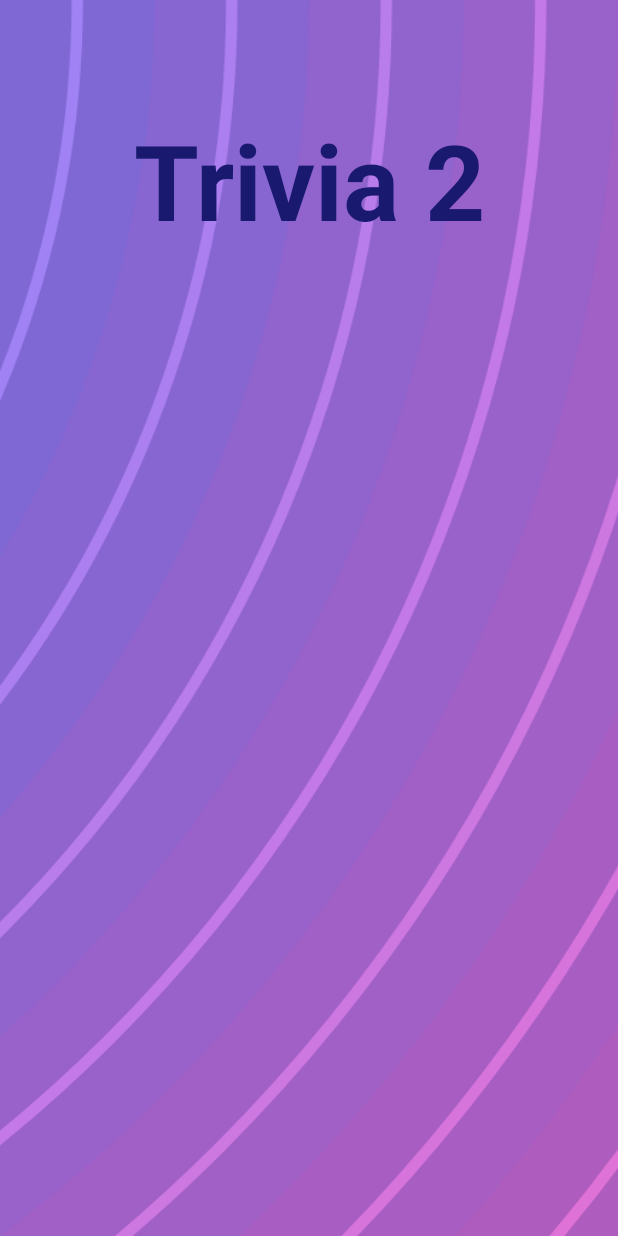
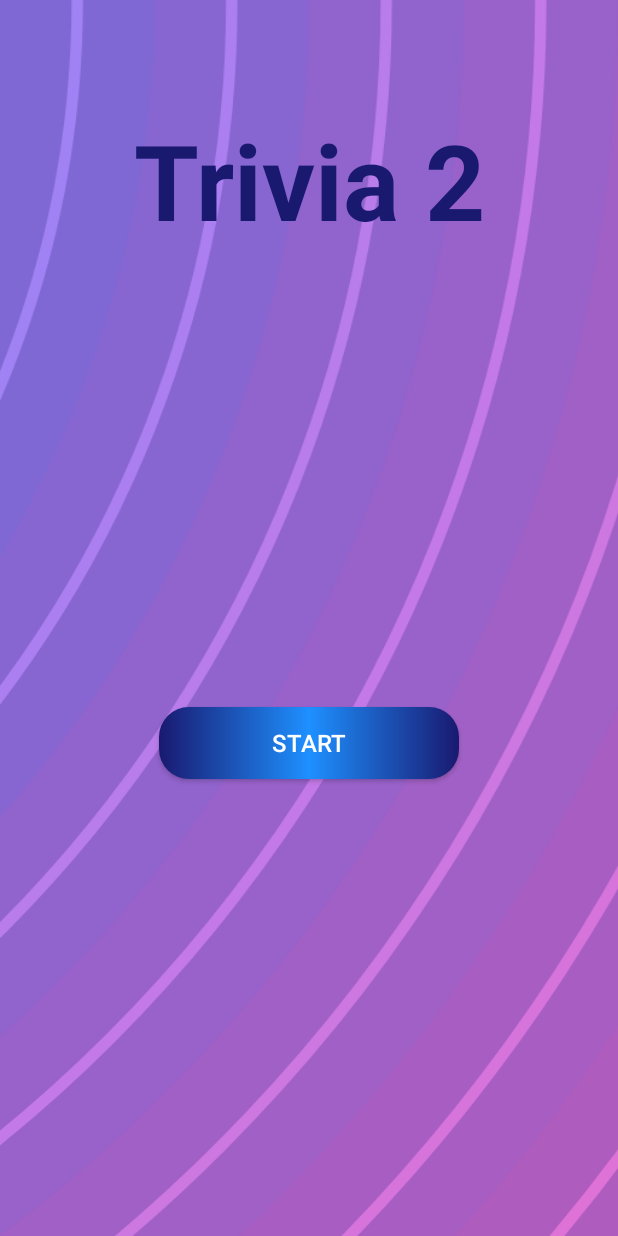
Before and after one commit to khaledhesham2023/Trivia2App, an Android app: the layout fragment_home.xml on its own in the app's theme, with its tools: preview values and no code run, on a phone screen of 412 x 824 dp. Run offline under Robolectric (Android 15) with nearby library versions, the phone set to English and light mode, and no system bars; Roboto replaces fonts that are not available here.

Commit message:
start screen

```diff
--- /dev/null
+++ b/app/src/main/res/drawable/bg_btn.xml
@@ -0,0 +1,8 @@
+<?xml version="1.0" encoding="utf-8"?>
+<shape xmlns:android="http://schemas.android.com/apk/res/android">
+    <gradient
+        android:centerColor="@color/bright_blue"
+        android:endColor="@color/deep_blue"
+        android:startColor="@color/deep_blue" />
+    <corners android:radius="@dimen/dimen_20dp" />
+</shape>
--- a/app/src/main/res/layout/fragment_home.xml
+++ b/app/src/main/res/layout/fragment_home.xml
@@ -38,5 +38,18 @@
             app:layout_constraintStart_toStartOf="parent"
             app:layout_constraintEnd_toEndOf="parent"
             app:layout_constraintBottom_toBottomOf="parent"/>
+
+        <androidx.appcompat.widget.AppCompatButton
+            android:layout_width="@dimen/dimen_200dp"
+            android:layout_height="wrap_content"
+            android:id="@+id/startBtn"
+            app:layout_constraintStart_toStartOf="parent"
+            app:layout_constraintEnd_toEndOf="parent"
+            app:layout_constraintTop_toBottomOf="@id/title"
+            app:layout_constraintBottom_toBottomOf="parent"
+            android:text="@string/start"
+            android:textColor="@color/white"
+            android:textSize="@dimen/text_size_16sp"
+            android:background="@drawable/bg_btn"/>
     </androidx.constraintlayout.widget.ConstraintLayout>
 </layout>
--- a/app/src/main/res/navigation/navigation.xml
+++ b/app/src/main/res/navigation/navigation.xml
@@ -21,7 +21,6 @@
             app:enterAnim="@android:anim/fade_in"
             app:exitAnim="@android:anim/fade_out"
             app:popEnterAnim="@android:anim/fade_in"
-            app:popExitAnim="@android:anim/fade_out"
-            app:popUpToInclusive="true" />
+            app:popExitAnim="@android:anim/fade_out" />
     </fragment>
 </navigation>
--- a/app/src/main/res/values/dimens.xml
+++ b/app/src/main/res/values/dimens.xml
@@ -3,4 +3,8 @@
     <dimen name="dimen_000dp">0dp</dimen>
     <dimen name="dimen_100dp">100dp</dimen>
     <dimen name="dimen_200dp">200dp</dimen>
+    <dimen name="dimen_30dp">30dp</dimen>
+    <dimen name="text_size_16sp">16sp</dimen>
+    <dimen name="dimen_25dp">25dp</dimen>
+    <dimen name="dimen_20dp">20sp</dimen>
 </resources>
--- a/app/src/main/res/values/strings.xml
+++ b/app/src/main/res/values/strings.xml
@@ -3,4 +3,5 @@
     <!-- TODO: Remove or change this placeholder text -->
     <string name="hello_blank_fragment">Hello blank fragment</string>
     <string name="trivia_2">Trivia 2</string>
+    <string name="start">Start</string>
 </resources>
```
